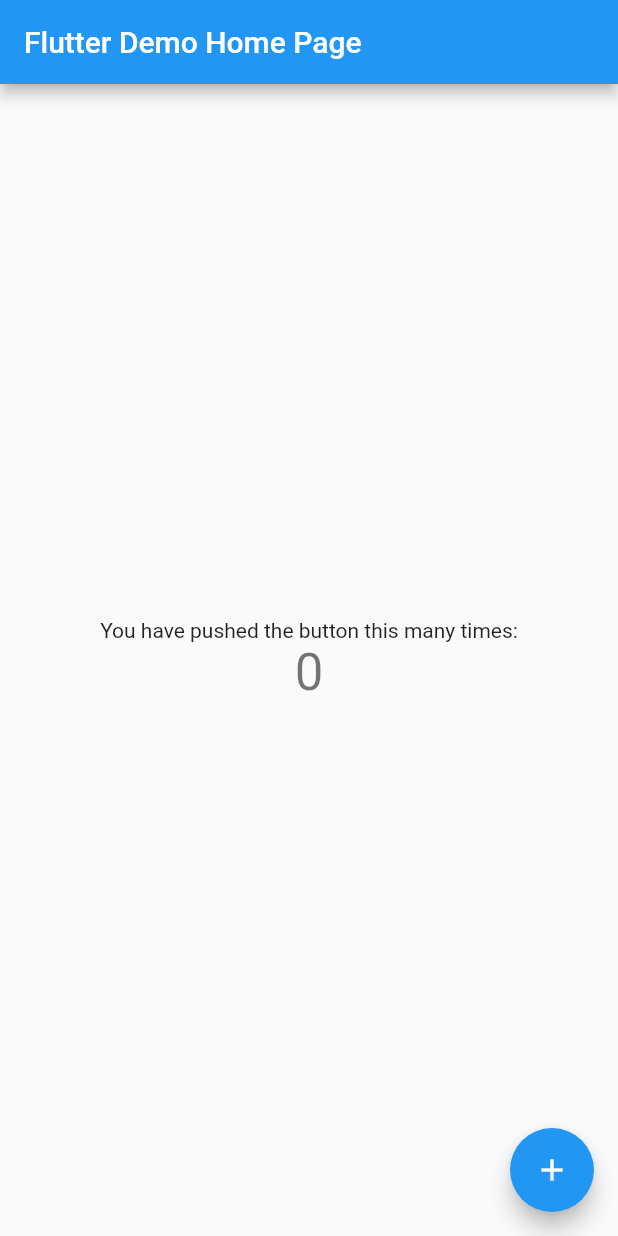
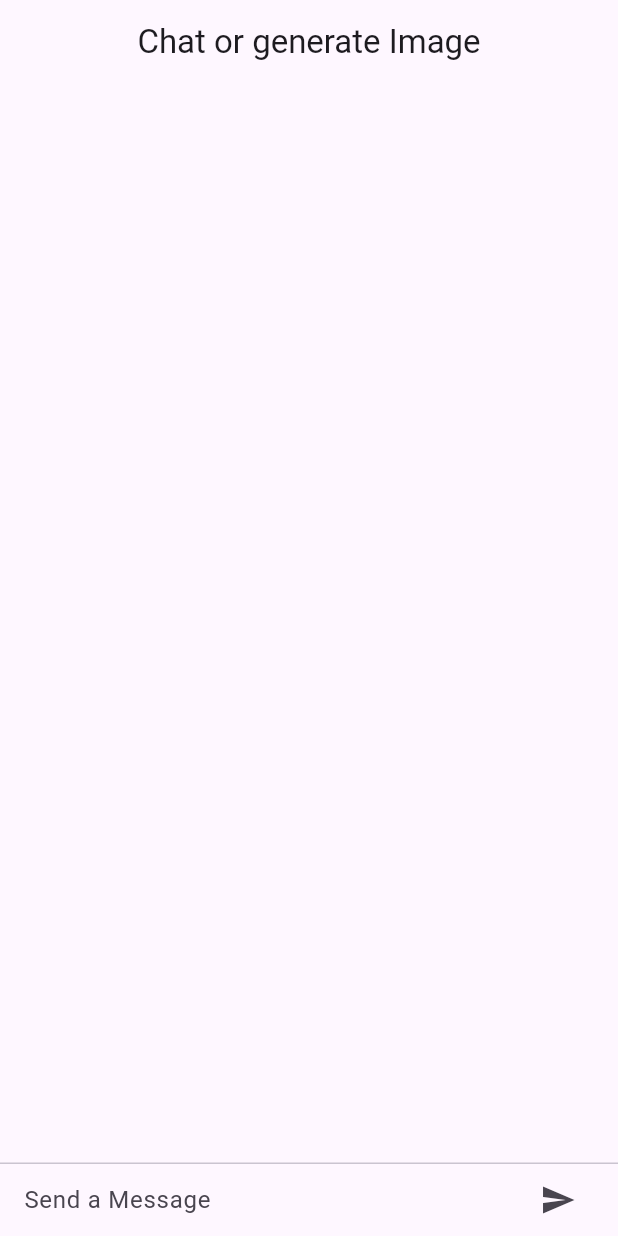
Before and after one commit to ankitmishra2232/chat_gpt_and_dalle2_integration, a Flutter app: the screen it shows after launch, on a phone screen of 412 x 824 dp. Run offline on Flutter 3.47's test engine with Material 2 defaults, Android fonts, the phone set to English and light mode, and no system bars; our stand-ins replace velocity_x; missing offline and left inert: chat_gpt_sdk.

Commit message:
chat app completed

```diff
--- /dev/null
+++ b/lib/chat_screen.dart
@@ -0,0 +1,119 @@
+import 'dart:async';
+
+import 'package:chat_gpt_sdk/chat_gpt_sdk.dart';
+import 'package:flutter/material.dart';
+import 'package:velocity_x/velocity_x.dart';
+
+import 'chatmessage.dart';
+
+class ChatScreen extends StatefulWidget {
+  const ChatScreen({Key? key}) : super(key: key);
+
+  @override
+  State<ChatScreen> createState() => _ChatScreenState();
+}
+
+class _ChatScreenState extends State<ChatScreen> {
+
+  final TextEditingController _controller = TextEditingController();
+  final List<ChatMessage> _messages =[];
+  ChatGPT? chatGPT;
+  StreamSubscription? _subscription;
+
+
+  @override
+  void initState() {
+    super.initState();
+    chatGPT = ChatGPT.instance;
+  }
+  @override
+  void dispose() {
+    _subscription?.cancel();
+    super.dispose();
+  }
+
+  void _sendMessage(){
+    ChatMessage message = ChatMessage(text: _controller.text, sender: "user");
+    setState(() {
+      _messages.insert(0, message);
+    });
+
+    _controller.clear();
+
+    final request = CompleteReq(
+        prompt: message.text,
+        model: kTranslateModelV3,
+      max_tokens: 200
+    );
+
+    _subscription = chatGPT!
+        .builder("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",orgId: "")
+        .onCompleteStream(request: request)
+        .listen((response) {
+          Vx.log(response!.choices[0].text);
+          ChatMessage botMessage = ChatMessage(
+              text: response!.choices[0].text,
+              sender: "bot",
+          );
+
+          setState(() {
+            _messages.insert(0, botMessage);
+          });
+    });
+  }
+
+
+  Widget _buildTextComposer(){
+        return Row(
+          children: [
+            Expanded(
+              child: TextField(
+                controller: _controller,
+                onSubmitted: (value)=>_sendMessage(),
+                decoration: InputDecoration.collapsed(hintText: "Send a Message"),
+              ),
+            ),
+            IconButton(
+              icon: const Icon(Icons.send),
+              onPressed: ()=>_sendMessage(),
+            )
+          ],
+        ).px16();
+  }
+
+
+
+  @override
+  Widget build(BuildContext context) {
+    return Scaffold(
+      appBar: AppBar(
+        title: Center(child: Text('Chat or generate Image')),
+      ) ,
+      body: SafeArea(
+        child: Column(
+          children: [
+            Flexible(
+                child: ListView.builder(
+                  reverse: true,
+                  padding: Vx.m8,
+                  itemCount: _messages.length,
+                  itemBuilder: (context, index){
+                    return _messages[index];
+            },
+            )
+            ),
+            const Divider(
+              height: 1.0,
+            ),
+            Container(
+              decoration: BoxDecoration(
+                color: context.cardColor,
+              ),
+              child: _buildTextComposer(),
+            )
+          ],
+        ),
+      ),
+    );
+  }
+}
--- a/lib/main.dart
+++ b/lib/main.dart
@@ -1,3 +1,4 @@
+import 'package:chat_gpt_and_dalle2_integration/chat_screen.dart';
 import 'package:flutter/material.dart';
 
 void main() {
@@ -11,105 +12,13 @@
   @override
   Widget build(BuildContext context) {
     return MaterialApp(
-      title: 'Flutter Demo',
+      title: 'Chat and Image generation',
+      debugShowCheckedModeBanner: false,
       theme: ThemeData(
-        // This is the theme of your application.
-        //
-        // Try running your application with "flutter run". You'll see the
-        // application has a blue toolbar. Then, without quitting the app, try
-        // changing the primarySwatch below to Colors.green and then invoke
-        // "hot reload" (press "r" in the console where you ran "flutter run",
-        // or simply save your changes to "hot reload" in a Flutter IDE).
-        // Notice that the counter didn't reset back to zero; the application
-        // is not restarted.
         primarySwatch: Colors.blue,
+        useMaterial3: true,
       ),
-      home: const MyHomePage(title: 'Flutter Demo Home Page'),
+      home: ChatScreen(),
     );
   }
 }
-
-class MyHomePage extends StatefulWidget {
-  const MyHomePage({super.key, required this.title});
-
-  // This widget is the home page of your application. It is stateful, meaning
-  // that it has a State object (defined below) that contains fields that affect
-  // how it looks.
-
-  // This class is the configuration for the state. It holds the values (in this
-  // case the title) provided by the parent (in this case the App widget) and
-  // used by the build method of the State. Fields in a Widget subclass are
-  // always marked "final".
-
-  final String title;
-
-  @override
-  State<MyHomePage> createState() => _MyHomePageState();
-}
-
-class _MyHomePageState extends State<MyHomePage> {
-  int _counter = 0;
-
-  void _incrementCounter() {
-    setState(() {
-      // This call to setState tells the Flutter framework that something has
-      // changed in this State, which causes it to rerun the build method below
-      // so that the display can reflect the updated values. If we changed
-      // _counter without calling setState(), then the build method would not be
-      // called again, and so nothing would appear to happen.
-      _counter++;
-    });
-  }
-
-  @override
-  Widget build(BuildContext context) {
-    // This method is rerun every time setState is called, for instance as done
-    // by the _incrementCounter method above.
-    //
-    // The Flutter framework has been optimized to make rerunning build methods
-    // fast, so that you can just rebuild anything that needs updating rather
-    // than having to individually change instances of widgets.
-    return Scaffold(
-      appBar: AppBar(
-        // Here we take the value from the MyHomePage object that was created by
-        // the App.build method, and use it to set our appbar title.
-        title: Text(widget.title),
-      ),
-      body: Center(
-        // Center is a layout widget. It takes a single child and positions it
-        // in the middle of the parent.
-        child: Column(
-          // Column is also a layout widget. It takes a list of children and
-          // arranges them vertically. By default, it sizes itself to fit its
-          // children horizontally, and tries to be as tall as its parent.
-          //
-          // Invoke "debug painting" (press "p" in the console, choose the
-          // "Toggle Debug Paint" action from the Flutter Inspector in Android
-          // Studio, or the "Toggle Debug Paint" command in Visual Studio Code)
-          // to see the wireframe for each widget.
-          //
-          // Column has various properties to control how it sizes itself and
-          // how it positions its children. Here we use mainAxisAlignment to
-          // center the children vertically; the main axis here is the vertical
-          // axis because Columns are vertical (the cross axis would be
-          // horizontal).
-          mainAxisAlignment: MainAxisAlignment.center,
-          children: <Widget>[
-            const Text(
-              'You have pushed the button this many times:',
-            ),
-            Text(
-              '$_counter',
-              style: Theme.of(context).textTheme.headline4,
-            ),
-          ],
-        ),
-      ),
-      floatingActionButton: FloatingActionButton(
-        onPressed: _incrementCounter,
-        tooltip: 'Increment',
-        child: const Icon(Icons.add),
-      ), // This trailing comma makes auto-formatting nicer for build methods.
-    );
-  }
-}
--- a/pubspec.yaml
+++ b/pubspec.yaml
@@ -36,7 +36,10 @@
   # The following adds the Cupertino Icons font to your application.
   # Use with the CupertinoIcons class for iOS style icons.
   cupertino_icons: ^1.0.2
-
+  chat_gpt_sdk:
+    git:
+      url: https://github.com/iampawan/Flutter-ChatGPT.git
+  velocity_x: ^3.6.0
 dev_dependencies:
   flutter_test:
     sdk: flutter
```
Also changed, not shown: lib/chatmessage.dart (added, +31 -0 lines), pubspec.lock, 1 other file.
